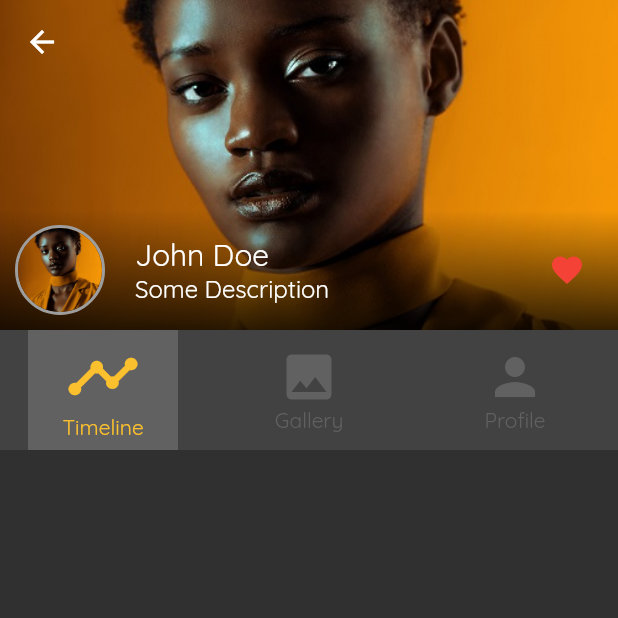
After one commit to chrisoftech/fashion-connect-pro, a Flutter app: the PageProfilePage screen opened directly, on a phone screen of 412 x 824 dp, the top half of it. The commit adds this screen. Run offline on Flutter 3.47's test engine with Material 2 defaults, Android fonts, the phone set to English and light mode, and no system bars; our stand-ins replace bloc, cloud_firestore, equatable, firebase_auth, flutter_bloc, rxdart and 1 more; accounts and stored records are empty; statements that could not run were skipped.

Commit message:
Changed imported placeholder image, Created & exported page_profile_page in modules.dart, Created, exported & designed sliver_appbar for page_profile widget in widgets.dart, Navigate to page_profile_page on popular_pages_item_click, created demo hero animation to page_profile_page

```diff
--- a/lib/modules/modules.dart
+++ b/lib/modules/modules.dart
@@ -1,5 +1,6 @@
 export 'auth/auth_page.dart';
 
 export 'user/home_page.dart';
+export 'user/page_profile_page.dart';
 export 'user/profile_form_page.dart';
 export 'user/timeline_page.dart';
--- /dev/null
+++ b/lib/modules/user/page_profile_page.dart
@@ -0,0 +1,22 @@
+import 'package:fashion_connect/widgets/widgets.dart';
+import 'package:flutter/material.dart';
+
+class PageProfilePage extends StatefulWidget {
+   final int index;
+
+  const PageProfilePage({Key key, @required this.index}) : super(key: key);
+
+  @override
+  _PageProfilePageState createState() => _PageProfilePageState();
+}
+
+class _PageProfilePageState extends State<PageProfilePage> {
+  int get _index => widget.index;
+
+  @override
+  Widget build(BuildContext context) {
+    return Scaffold(
+      body: PageProfile(index: _index),
+    );
+  }
+}
--- /dev/null
+++ b/lib/widgets/page_profile/page_profile.dart
@@ -0,0 +1,197 @@
+import 'package:flutter/material.dart';
+
+enum ProfileTabMode { Timeline, Gallery, Profile }
+
+class PageProfile extends StatefulWidget {
+  final int index;
+
+  const PageProfile({Key key, @required this.index}) : super(key: key);
+
+  @override
+  _PageProfileState createState() => _PageProfileState();
+}
+
+class _PageProfileState extends State<PageProfile> {
+  ProfileTabMode _profileTabMode = ProfileTabMode.Timeline;
+
+  int get _index => widget.index;
+
+  Widget _buildBackgroundImage() {
+    return Hero(
+      tag: _index,
+      child: Container(
+        width: double.infinity,
+        child: Image.asset(
+          'assets/images/temp$_index.jpg',
+          fit: BoxFit.cover,
+        ),
+      ),
+    );
+  }
+
+  Widget _buildProfileImage() {
+    return Container(
+      height: 60.0,
+      width: 60.0,
+      decoration: BoxDecoration(
+        borderRadius: BorderRadius.circular(30.0),
+        border: Border.all(width: 2.0, color: Colors.grey),
+      ),
+      child: ClipRRect(
+        borderRadius: BorderRadius.circular(30.0),
+        child: Image.asset('assets/images/temp3.jpg', fit: BoxFit.cover),
+      ),
+    );
+  }
+
+  Widget _buildProfileSynopsis() {
+    return Positioned(
+      left: 0.0,
+      right: 0.0,
+      bottom: 80.0,
+      child: Container(
+        padding: EdgeInsets.all(10.0),
+        decoration: BoxDecoration(
+          gradient: LinearGradient(
+            begin: Alignment.topCenter,
+            end: Alignment.bottomCenter,
+            colors: [Colors.transparent, Colors.black.withOpacity(0.8)],
+          ),
+        ),
+        child: Row(
+          children: <Widget>[
+            _buildProfileImage(),
+            SizedBox(width: 20.0),
+            Expanded(
+              child: Column(
+                mainAxisSize: MainAxisSize.min,
+                crossAxisAlignment: CrossAxisAlignment.start,
+                children: <Widget>[
+                  Text(
+                    'John Doe',
+                    style: TextStyle(fontSize: 20.0),
+                  ),
+                  Text(
+                    'Some Description',
+                    style: TextStyle(fontSize: 16.0),
+                  ),
+                ],
+              ),
+            ),
+            IconButton(
+              icon: Icon(Icons.favorite, color: Colors.red),
+              onPressed: () {},
+            )
+          ],
+        ),
+      ),
+    );
+  }
+
+  Widget _buildProfileImageStack() {
+    return Stack(
+      children: <Widget>[
+        _buildBackgroundImage(),
+        _buildProfileSynopsis(),
+      ],
+    );
+  }
+
+  Widget _buildTabItem(
+      {@required ProfileTabMode profileTabMode,
+      @required String tabTitle,
+      @required IconData iconData}) {
+    final Color tabButtonColor = Theme.of(context).backgroundColor;
+    final TextStyle tabLabelTheme = TextStyle(color: tabButtonColor);
+
+    final Color tabSelectedIconColor = Theme.of(context).accentColor;
+    final TextStyle tabSelectedLabelTheme =
+        TextStyle(color: Theme.of(context).accentColor);
+
+    return InkWell(
+      onTap: () {
+        setState(() {
+          _profileTabMode = profileTabMode;
+        });
+      },
+      child: Container(
+        height: 80.0,
+        width: 100.0,
+        decoration: BoxDecoration(
+            color: _profileTabMode == profileTabMode
+                ? tabButtonColor
+                : Colors.transparent),
+        child: Column(
+          mainAxisAlignment: MainAxisAlignment.center,
+          children: <Widget>[
+            Icon(iconData,
+                size: _profileTabMode == profileTabMode ? 50.0 : 40.0,
+                color: _profileTabMode == profileTabMode
+                    ? tabSelectedIconColor
+                    : tabButtonColor),
+            Text(
+              '$tabTitle',
+              style: _profileTabMode == profileTabMode
+                  ? tabSelectedLabelTheme
+                  : tabLabelTheme,
+            ),
+          ],
+        ),
+      ),
+    );
+  }
+
+  Widget _buildTabs() {
+    final double _screenWidth = MediaQuery.of(context).size.width;
+    final double _contentWidth = _screenWidth > 400.0 ? 450.0 : _screenWidth;
+
+    return Container(
+      height: 80.0,
+      width: _contentWidth,
+      decoration: BoxDecoration(color: Theme.of(context).cardColor),
+      child: Row(
+        mainAxisAlignment: MainAxisAlignment.spaceAround,
+        children: <Widget>[
+          _buildTabItem(
+              profileTabMode: ProfileTabMode.Timeline,
+              tabTitle: 'Timeline',
+              iconData: Icons.timeline),
+          _buildTabItem(
+              profileTabMode: ProfileTabMode.Gallery,
+              tabTitle: 'Gallery',
+              iconData: Icons.image),
+          _buildTabItem(
+              profileTabMode: ProfileTabMode.Profile,
+              tabTitle: 'Profile',
+              iconData: Icons.person),
+        ],
+      ),
+    );
+  }
+
+  @override
+  Widget build(BuildContext context) {
+    return CustomScrollView(
+      slivers: <Widget>[
+        SliverAppBar(
+          pinned: true,
+          snap: true,
+          floating: true,
+          expandedHeight: 300.0,
+          flexibleSpace: _buildProfileImageStack(),
+          bottom: PreferredSize(
+            preferredSize: Size.fromHeight(150.0),
+            child: _buildTabs(),
+          ),
+        ),
+        SliverToBoxAdapter(
+          child: Container(
+            child: Column(
+              children: <Widget>[],
+            ),
+          ),
+        )
+      ],
+    );
+  }
+}
--- a/lib/widgets/popular_pages/popular_pages.dart
+++ b/lib/widgets/popular_pages/popular_pages.dart
@@ -1,5 +1,6 @@
 import 'package:fashion_connect/blocs/blocs.dart';
 import 'package:fashion_connect/models/models.dart';
+import 'package:fashion_connect/modules/modules.dart';
 import 'package:flutter/material.dart';
 import 'package:flutter_bloc/flutter_bloc.dart';
 
@@ -43,9 +44,12 @@ class _PopularPagesState extends State<PopularPages> {
         Positioned(
           top: 15.0,
           left: 15.0,
+          child: Hero(
+            tag: index,
             child: CircleAvatar(
               radius: 45.0,
               backgroundImage: AssetImage('assets/images/temp$index.jpg'),
+            ),
           ),
         )
       ],
@@ -99,7 +103,14 @@ class _PopularPagesState extends State<PopularPages> {
 
     final _pageDescriptionContentWidth = _contentWidth - 220.0;
 
-    return Column(
+    return InkWell(
+      onTap: () {
+        Navigator.push(
+            context,
+            MaterialPageRoute(
+                builder: (BuildContext context) => PageProfilePage(index: 3)));
+      },
+      child: Column(
         children: <Widget>[
           Card(
             child: Container(
@@ -109,7 +120,7 @@ class _PopularPagesState extends State<PopularPages> {
                 children: <Widget>[
                   Padding(
                     padding: const EdgeInsets.only(left: 20.0),
-                  child: _buildPageImage(index: 4),
+                    child: _buildPageImage(index: 3),
                   ),
                   SizedBox(width: 20.0),
                   Column(
@@ -151,6 +162,7 @@ class _PopularPagesState extends State<PopularPages> {
           ),
           SizedBox(height: 10.0)
         ],
+      ),
     );
   }
 
--- a/lib/widgets/widgets.dart
+++ b/lib/widgets/widgets.dart
@@ -1,7 +1,7 @@
 export 'auth/auth_form.dart';
 
+export 'page_profile/page_profile.dart';
+
 export 'popular_pages/popular_pages.dart';
-
 export 'recent_posts/recent_posts.dart';
-
 export 'user/profile_form.dart';
```
Also changed, not shown: assets/placeholder/placeholder.png. Lines whose indentation alone changed are shown as unchanged.
